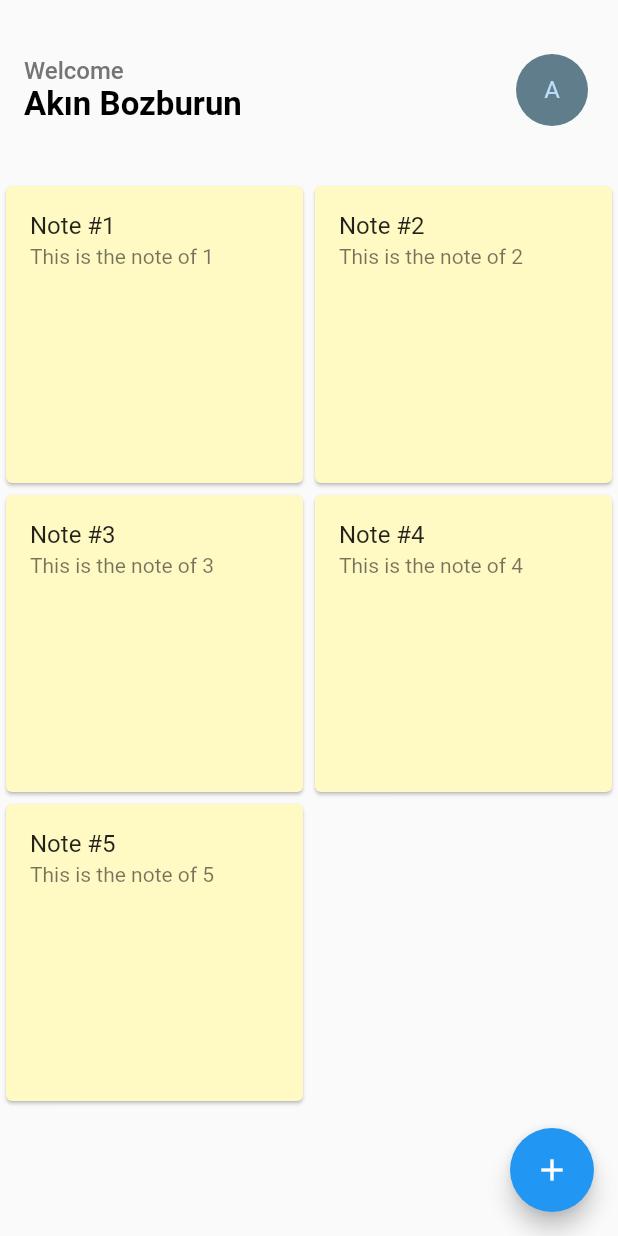
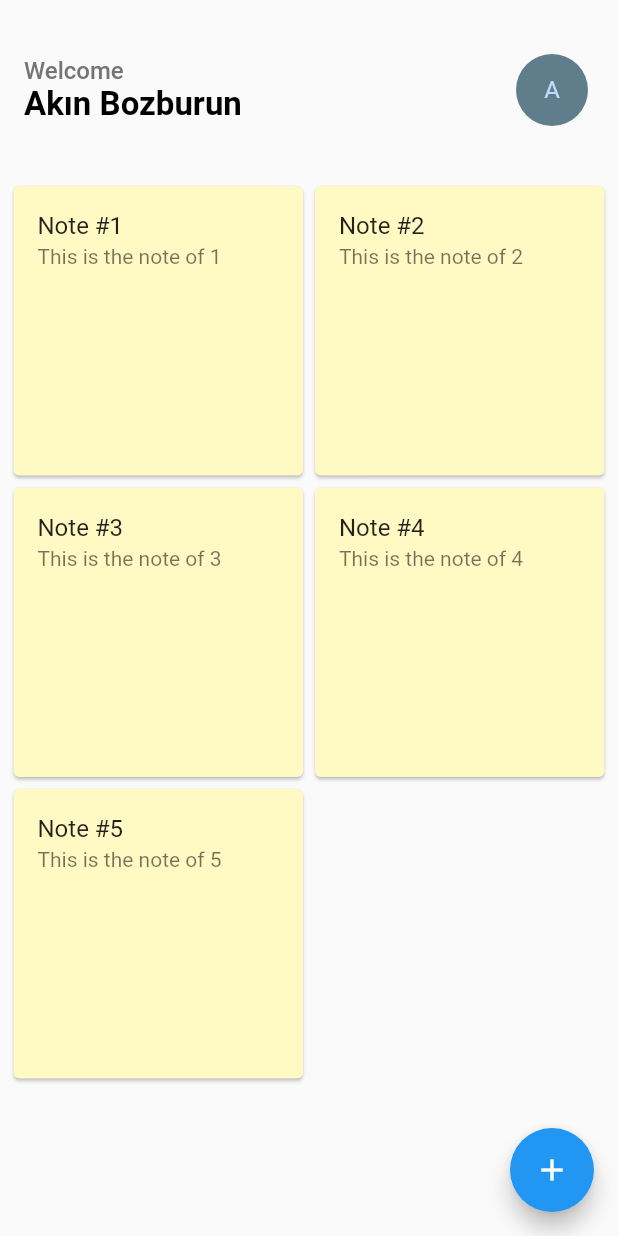
Before and after one commit to AkinBozburun/Note-App-Flutter, a Flutter app: the screen it shows after launch, on a phone screen of 412 x 824 dp. Run offline on Flutter 3.47's test engine with Material 2 defaults, Android fonts, the phone set to English and light mode, and no system bars.

Commit message:
Create custom widgets

```diff
--- a/lib/view/notes_page.dart
+++ b/lib/view/notes_page.dart
@@ -46,17 +46,10 @@ class _NotesPageState extends State<NotesPage>
       ),
       body: GridView.builder
       (
+        padding: const EdgeInsets.symmetric(horizontal: 5),
         itemCount: 5,
         gridDelegate: const SliverGridDelegateWithFixedCrossAxisCount(crossAxisCount: 2),
-        itemBuilder: (context, index) => Card
-        (
-          color: Colors.yellow.shade100,
-          child: ListTile
-          (
-            title: Text("Note #${index+1}"),
-            subtitle: Text("This is the note of ${index+1}"),
-          ),
-        ),
+        itemBuilder: (context, index) => noteCard(index),
       ),
       floatingActionButton: FloatingActionButton
       (
--- a/lib/widgets.dart
+++ b/lib/widgets.dart
@@ -10,3 +10,13 @@ Widget avatar() => GestureDetector
     child: Text("A"),
   ),
 );
+
+Widget noteCard(int index) => Card
+(
+  color: Colors.yellow.shade100,
+  child: ListTile
+  (
+    title: Text("Note #${index+1}"),
+    subtitle: Text("This is the note of ${index+1}"),
+  ),
+);
```
Lines whose indentation alone changed are shown as unchanged.
